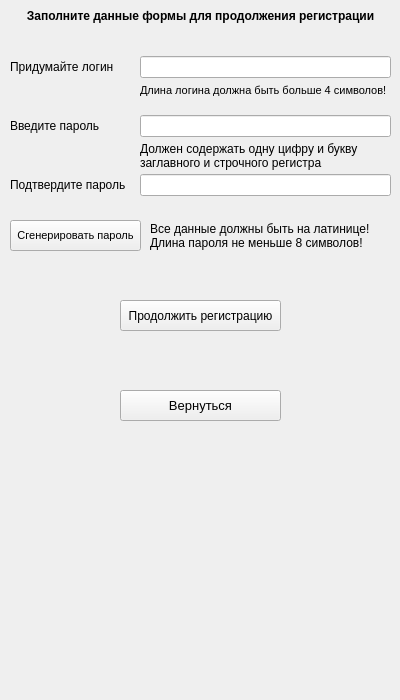
Above: ui/registration.ui from koluiree/Bank_System before the change. Below: the same form after it.
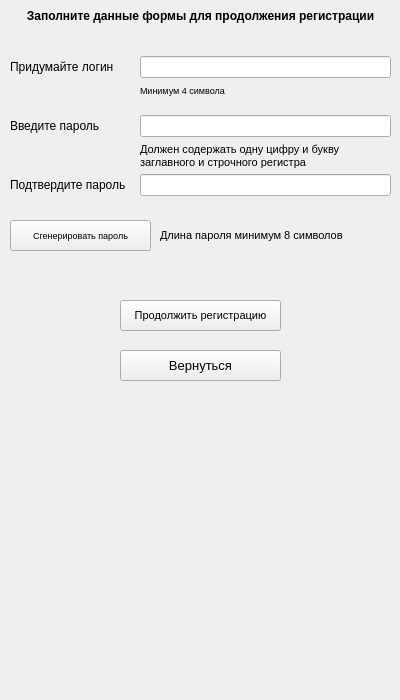
That is the form after the change. Icons and pictures are not drawn.

```diff
--- a/ui/registration.ui
+++ b/ui/registration.ui
@@ -68,7 +68,7 @@
      <rect>
       <x>10</x>
       <y>40</y>
-      <width>121</width>
+      <width>144</width>
       <height>171</height>
      </rect>
     </property>
@@ -173,14 +173,14 @@
      <rect>
       <x>10</x>
       <y>220</y>
-      <width>131</width>
+      <width>141</width>
       <height>31</height>
      </rect>
     </property>
     <property name="font">
      <font>
       <family>Arial</family>
-      <pointsize>8</pointsize>
+      <pointsize>7</pointsize>
      </font>
     </property>
     <property name="text">
@@ -190,21 +190,20 @@
    <widget class="QLabel" name="memo_label">
     <property name="geometry">
      <rect>
-      <x>150</x>
+      <x>160</x>
       <y>220</y>
-      <width>241</width>
+      <width>221</width>
       <height>31</height>
      </rect>
     </property>
     <property name="font">
      <font>
       <family>Arial</family>
-      <pointsize>9</pointsize>
+      <pointsize>8</pointsize>
      </font>
     </property>
     <property name="text">
-     <string>Все данные должны быть на латинице!
-Длина пароля не меньше 8 символов!</string>
+     <string>Длина пароля минимум 8 символов</string>
     </property>
    </widget>
    <widget class="QPushButton" name="next_stage_button">
@@ -219,52 +218,18 @@
     <property name="font">
      <font>
       <family>Arial</family>
-      <pointsize>9</pointsize>
+      <pointsize>8</pointsize>
      </font>
     </property>
     <property name="text">
      <string>Продолжить регистрацию</string>
     </property>
    </widget>
-   <widget class="QLabel" name="image_label">
-    <property name="geometry">
-     <rect>
-      <x>-10</x>
-      <y>530</y>
-      <width>511</width>
-      <height>121</height>
-     </rect>
-    </property>
-    <property name="text">
-     <string/>
-    </property>
-   </widget>
-   <widget class="QLabel" name="error_label">
-    <property name="geometry">
-     <rect>
-      <x>60</x>
-      <y>340</y>
-      <width>281</width>
-      <height>41</height>
-     </rect>
-    </property>
-    <property name="font">
-     <font>
-      <family>Arial</family>
-      <pointsize>8</pointsize>
-      <weight>75</weight>
-      <bold>true</bold>
-     </font>
-    </property>
-    <property name="text">
-     <string/>
-    </property>
-   </widget>
    <widget class="QPushButton" name="previous_window_button">
     <property name="geometry">
      <rect>
       <x>120</x>
-      <y>390</y>
+      <y>350</y>
       <width>161</width>
       <height>31</height>
      </rect>
@@ -291,13 +256,13 @@
     <property name="font">
      <font>
       <family>Arial</family>
-      <pointsize>8</pointsize>
+      <pointsize>7</pointsize>
       <weight>50</weight>
       <bold>false</bold>
      </font>
     </property>
     <property name="text">
-     <string>Длина логина должна быть больше 4 символов!</string>
+     <string>Минимум 4 символа</string>
     </property>
    </widget>
    <widget class="QLabel" name="memo_password_label">
@@ -312,7 +277,7 @@
     <property name="font">
      <font>
       <family>Arial</family>
-      <pointsize>9</pointsize>
+      <pointsize>8</pointsize>
       <weight>50</weight>
       <bold>false</bold>
      </font>
@@ -322,6 +287,59 @@
 заглавного и строчного регистра</string>
     </property>
    </widget>
+   <widget class="QLabel" name="error_label">
+    <property name="geometry">
+     <rect>
+      <x>10</x>
+      <y>280</y>
+      <width>381</width>
+      <height>21</height>
+     </rect>
+    </property>
+    <property name="palette">
+     <palette>
+      <active>
+       <colorrole role="Text">
+        <brush brushstyle="SolidPattern">
+         <color alpha="255">
+          <red>255</red>
+          <green>0</green>
+          <blue>4</blue>
+         </color>
+        </brush>
+       </colorrole>
+      </active>
+      <inactive>
+       <colorrole role="Text">
+        <brush brushstyle="SolidPattern">
+         <color alpha="255">
+          <red>255</red>
+          <green>0</green>
+          <blue>4</blue>
+         </color>
+        </brush>
+       </colorrole>
+      </inactive>
+      <disabled>
+       <colorrole role="Text">
+        <brush brushstyle="SolidPattern">
+         <color alpha="255">
+          <red>120</red>
+          <green>120</green>
+          <blue>120</blue>
+         </color>
+        </brush>
+       </colorrole>
+      </disabled>
+     </palette>
+    </property>
+    <property name="text">
+     <string/>
+    </property>
+    <property name="alignment">
+     <set>Qt::AlignCenter</set>
+    </property>
+   </widget>
   </widget>
   <widget class="QMenuBar" name="menubar">
    <property name="geometry">
```
Left out of the diff: 2 changed lines with no effect on the pictures.
